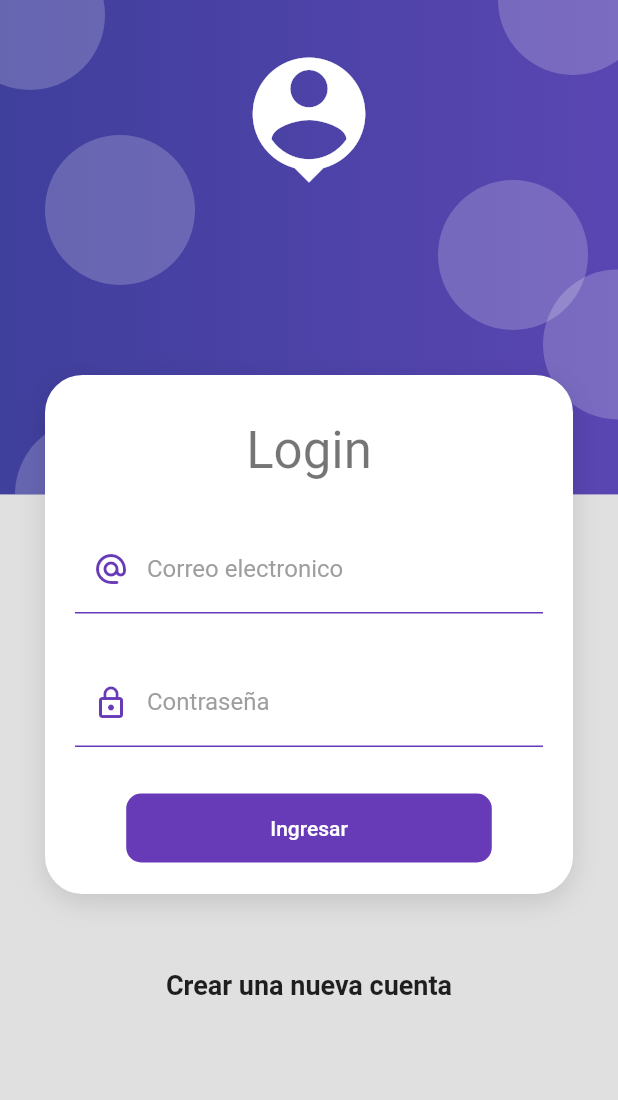
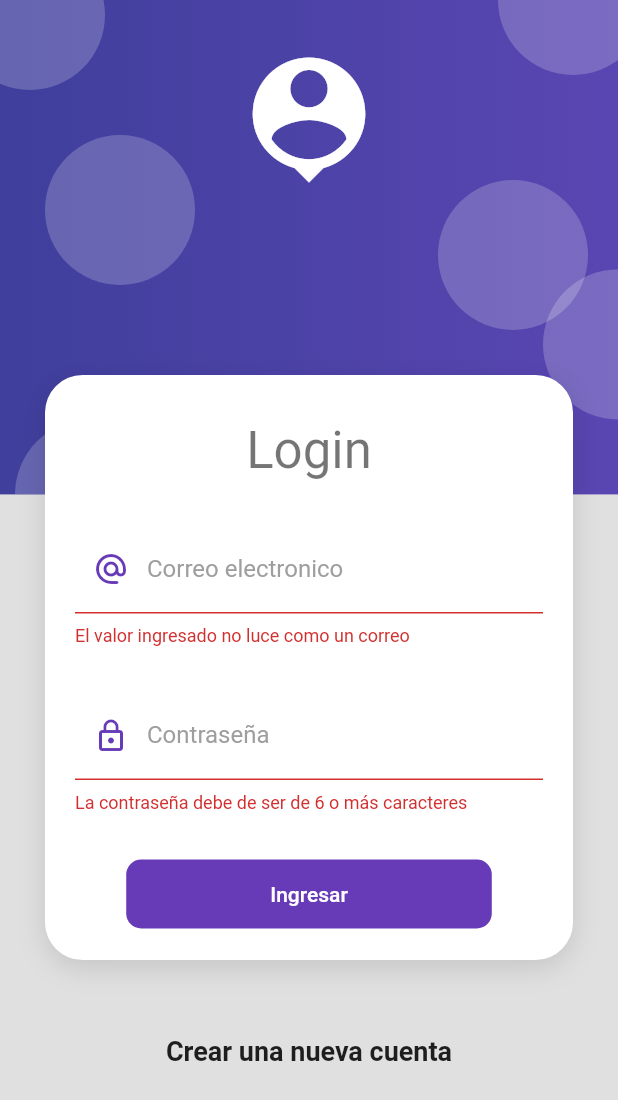
Before and after one commit to Roberthrjr/productos_app, a Flutter app: the screen it shows after launch, after a tap on "Ingresar", on a phone screen of 412 x 824 dp. Shown: the top 1100 px of the screen. Run offline on Flutter 3.47's test engine with Material 2 defaults, Android fonts, the phone set to English and light mode, and no system bars.

```diff
--- a/lib/interface/input_decoration.dart
+++ b/lib/interfaces/input_decoration.dart
@@ -7,10 +7,10 @@ class InputDecorations {
     IconData? prefixIcon,
   }) {
     return InputDecoration(
-      enabledBorder: UnderlineInputBorder(
+      enabledBorder: const UnderlineInputBorder(
         borderSide: BorderSide(color: Colors.deepPurple),
       ),
-      focusedBorder: UnderlineInputBorder(
+      focusedBorder: const UnderlineInputBorder(
         borderSide: BorderSide(
           color: Colors.deepPurple,
           width: 2,
@@ -18,7 +18,7 @@ class InputDecorations {
       ),
       hintText: hintText,
       labelText: labelText,
-      labelStyle: TextStyle(color: Colors.grey),
+      labelStyle: const TextStyle(color: Colors.grey),
       prefixIcon: prefixIcon != null
           ? Icon(prefixIcon, color: Colors.deepPurple)
           : null,
--- /dev/null
+++ b/lib/providers/login_form_provider.dart
@@ -0,0 +1,14 @@
+import 'package:flutter/material.dart';
+
+class LoginFormProvider extends ChangeNotifier {
+  GlobalKey<FormState> formKey = GlobalKey<FormState>();
+
+  String email = '';
+  String password = '';
+
+  bool isValidForm() {
+    print(formKey.currentState?.validate());
+    print('$email - $password');
+    return formKey.currentState?.validate() ?? false;
+  }
+}
--- a/lib/screens/home_screen.dart
+++ b/lib/screens/home_screen.dart
@@ -5,8 +5,11 @@ class HomeScreen extends StatelessWidget {
 
   @override
   Widget build(BuildContext context) {
-    return const Scaffold(
-      body: Center(
+    return Scaffold(
+      appBar: AppBar(
+        title: const Text('Home'),
+      ),
+      body: const Center(
         child: Text('HomeScreen'),
       ),
     );
--- a/lib/screens/login_screen.dart
+++ b/lib/screens/login_screen.dart
@@ -1,6 +1,8 @@
 import 'package:flutter/material.dart';
-import 'package:productos_app/interface/input_decoration.dart';
+import 'package:productos_app/interfaces/input_decoration.dart';
+import 'package:productos_app/providers/login_form_provider.dart';
 import 'package:productos_app/widgets/widgets.dart';
+import 'package:provider/provider.dart';
 
 class LoginScreen extends StatelessWidget {
   @override
@@ -10,26 +12,29 @@ class LoginScreen extends StatelessWidget {
         child: SingleChildScrollView(
           child: Column(
             children: [
-              SizedBox(height: 250),
+              const SizedBox(height: 250),
               CardContainer(
                 child: Column(
                   children: [
-                    SizedBox(height: 10),
+                    const SizedBox(height: 10),
                     Text(
                       'Login',
                       style: Theme.of(context).textTheme.headline4,
                     ),
-                    SizedBox(height: 30),
-                    _LoginForm(),
+                    const SizedBox(height: 30),
+                    ChangeNotifierProvider(
+                      create: (_) => LoginFormProvider(),
+                      child: _LoginForm(),
+                    ),
                   ],
                 ),
               ),
-              SizedBox(height: 50),
-              Text(
+              const SizedBox(height: 50),
+              const Text(
                 'Crear una nueva cuenta',
                 style: TextStyle(fontSize: 18, fontWeight: FontWeight.bold),
               ),
-              SizedBox(height: 50),
+              const SizedBox(height: 50),
             ],
           ),
         ),
@@ -41,9 +46,12 @@ class LoginScreen extends StatelessWidget {
 class _LoginForm extends StatelessWidget {
   @override
   Widget build(BuildContext context) {
+    final loginForm = Provider.of<LoginFormProvider>(context);
+
     return Container(
       child: Form(
         //TODO: mantener la referencia al KEY
+        key: loginForm.formKey,
         autovalidateMode: AutovalidateMode.onUserInteraction,
 
         child: Column(
@@ -56,6 +64,7 @@ class _LoginForm extends StatelessWidget {
                 labelText: 'Correo electronico',
                 prefixIcon: Icons.alternate_email_rounded,
               ),
+              onChanged: (value) => loginForm.email = value,
               validator: (value) {
                 String pattern =
                     r'^(([^<>()[\]\\.,;:\s@\"]+(\.[^<>()[\]\\.,;:\s@\"]+)*)|(\".+\"))@((\[[0-9]{1,3}\.[0-9]{1,3}\.[0-9]{1,3}\.[0-9]{1,3}\])|(([a-zA-Z\-0-9]+\.)+[a-zA-Z]{2,}))$';
@@ -65,7 +74,7 @@ class _LoginForm extends StatelessWidget {
                     : 'El valor ingresado no luce como un correo';
               },
             ),
-            SizedBox(height: 30),
+            const SizedBox(height: 30),
             TextFormField(
               autocorrect: false,
               obscureText: true,
@@ -75,13 +84,14 @@ class _LoginForm extends StatelessWidget {
                 labelText: 'Contraseña',
                 prefixIcon: Icons.lock_outline,
               ),
+              onChanged: (value) => loginForm.password = value,
               validator: (value) {
                 return (value != null && value.length >= 6)
                     ? null
                     : 'La contraseña debe de ser de 6 o más caracteres';
               },
             ),
-            SizedBox(height: 30),
+            const SizedBox(height: 30),
             MaterialButton(
               shape: RoundedRectangleBorder(
                 borderRadius: BorderRadius.circular(10),
@@ -90,17 +100,19 @@ class _LoginForm extends StatelessWidget {
               elevation: 0,
               color: Colors.deepPurple,
               child: Container(
-                padding: EdgeInsets.symmetric(
+                padding: const EdgeInsets.symmetric(
                   horizontal: 80,
                   vertical: 15,
                 ),
-                child: Text(
+                child: const Text(
                   'Ingresar',
                   style: TextStyle(color: Colors.white),
                 ),
               ),
               onPressed: () {
                 //TODO: Login Form
+                if (!loginForm.isValidForm()) return;
+                Navigator.pushReplacementNamed(context, 'home');
               },
             ),
           ],
--- a/lib/widgets/card_container.dart
+++ b/lib/widgets/card_container.dart
@@ -8,12 +8,12 @@ class CardContainer extends StatelessWidget {
   @override
   Widget build(BuildContext context) {
     return Padding(
-      padding: EdgeInsets.symmetric(horizontal: 30),
+      padding: const EdgeInsets.symmetric(horizontal: 30),
       child: Container(
         width: double.infinity,
-        padding: EdgeInsets.all(20),
+        padding: const EdgeInsets.all(20),
         decoration: _createCardShape(),
-        child: this.child,
+        child: child,
       ),
     );
   }
@@ -21,7 +21,7 @@ class CardContainer extends StatelessWidget {
   BoxDecoration _createCardShape() => BoxDecoration(
         color: Colors.white,
         borderRadius: BorderRadius.circular(25),
-        boxShadow: [
+        boxShadow: const [
           BoxShadow(
             color: Colors.black12,
             blurRadius: 15,
```
Also changed, not shown: pubspec.yaml (+4 -12 lines), pubspec.lock.
